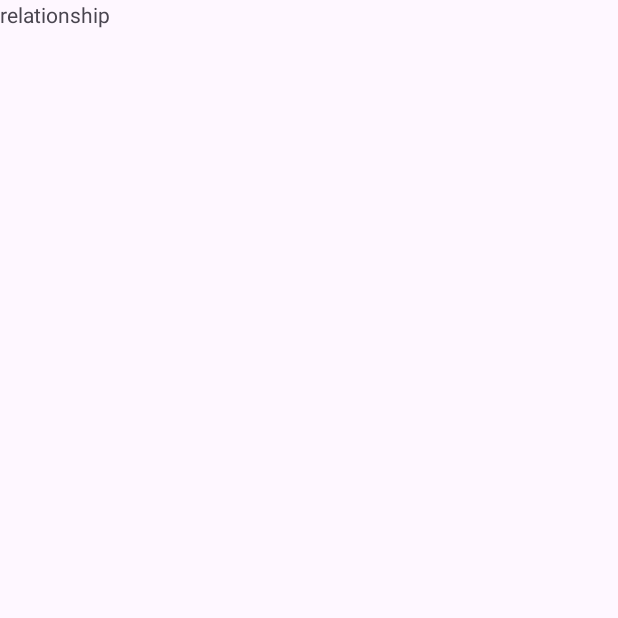
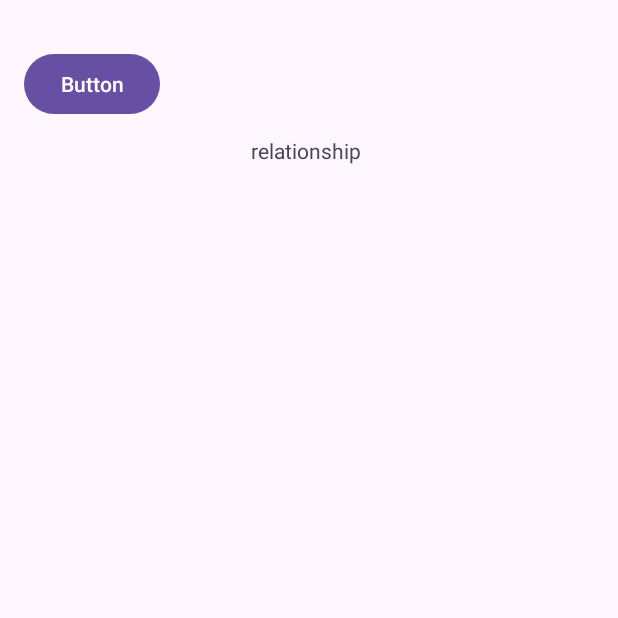
Before and after one commit to Archer001201/IAT359_FinalProject, an Android app: the PlaygroundActivity screen opened directly, with no data from a screen before it, on a phone screen of 412 x 824 dp, the top half of it. Before the commit the part shown is almost empty. Run offline under Robolectric (Android 15) with nearby library versions, the phone set to English and light mode, and no system bars.

Commit message:
check check 别一会被我玩没了

```diff
--- a/MilestoneMate/app/src/main/java/com/example/milestonemate/PlaygroundActivity.java
+++ b/MilestoneMate/app/src/main/java/com/example/milestonemate/PlaygroundActivity.java
@@ -5,10 +5,15 @@ import android.content.res.AssetManager;
 import android.graphics.Bitmap;
 import android.graphics.BitmapFactory;
 import android.os.Bundle;
+import android.view.View;
+import android.widget.ArrayAdapter;
+import android.widget.Button;
 import android.widget.ImageView;
+import android.widget.ListView;
 
 import androidx.annotation.Nullable;
 import androidx.appcompat.app.AppCompatActivity;
+import androidx.drawerlayout.widget.DrawerLayout;
 import androidx.recyclerview.widget.LinearLayoutManager;
 import androidx.recyclerview.widget.RecyclerView;
 
@@ -24,6 +29,10 @@ public class PlaygroundActivity extends AppCompatActivity {
     private RecyclerView giftRecyclerView;
     private RecyclerView.Adapter giftAdapter;
     private RecyclerView.LayoutManager giftLayoutManager;
+    private DrawerLayout drawerLayout;
+    private ListView drawerList;
+    private ArrayAdapter<String> drawerAdapter;
+    private Button button;
 
     @Override
     protected void onCreate(@Nullable Bundle savedInstanceState) {
@@ -32,40 +41,55 @@ public class PlaygroundActivity extends AppCompatActivity {
         db = new MyDatabase(this);
 
         characterImage = findViewById(R.id.characterImage);
+        drawerLayout = findViewById(R.id.drawer_layout);
+        drawerList = findViewById(R.id.left_drawer);
+        button = findViewById(R.id.button);
 
         SharedPreferences sharedPreferences = getSharedPreferences("UserPrefs", MODE_PRIVATE);
         uid = sharedPreferences.getString("uid", "0");
         characterList = db.getItemsByUidAndType(uid, Constants.CHARACTER);
         giftList = db.getItemsByUidAndType(uid, Constants.GIFT);
 
-        if (characterList.size() > 0){
+        setupCharacterImage();
+        setupDrawer();
+        displayGiftList();
+
+        button.setOnClickListener(new View.OnClickListener() {
+            @Override
+            public void onClick(View v) {
+                drawerLayout.openDrawer(drawerList);
+            }
+        });
+    }
+
+    private void setupCharacterImage() {
+        if (characterList.size() > 0) {
             String characterImagePath = db.getItemImageByName(characterList.get(0), Constants.ITEM_IMAGE_ONE);
-
             try {
-                // 获取AssetManager
                 AssetManager assetManager = getAssets();
-
-                // 从assets目录下打开图片文件流
                 InputStream is = assetManager.open(characterImagePath);
-
-                // 使用BitmapFactory从InputStream创建Bitmap
                 Bitmap bitmap = BitmapFactory.decodeStream(is);
-
-                // 设置Bitmap到ImageView
                 characterImage.setImageBitmap(bitmap);
-
-                // 关闭InputStream
                 is.close();
             } catch (IOException e) {
                 e.printStackTrace();
-                // 处理异常，可能是文件未找到等情况
             }
         }
-
-        DisplayGiftList();
     }
 
-    private void DisplayGiftList(){
+    private void setupDrawer() {
+        // 示例数据，替换为您自己的抽屉列表项
+        String[] drawerItems = new String[]{"Item 1", "Item 2", "Item 3"};
+        drawerAdapter = new ArrayAdapter<>(this, android.R.layout.simple_list_item_1, drawerItems);
+        drawerList.setAdapter(drawerAdapter);
+        // 为抽屉列表项设置点击监听器
+        drawerList.setOnItemClickListener((parent, view, position, id) -> {
+            // TODO: 在这里处理点击事件
+            drawerLayout.closeDrawer(drawerList);
+        });
+    }
+
+    private void displayGiftList() {
         List<GiftSlot> giftSlots = db.getGiftListByUid(uid);
         giftRecyclerView = findViewById(R.id.giftList);
         giftRecyclerView.setHasFixedSize(true);
--- a/MilestoneMate/app/src/main/res/layout/playground.xml
+++ b/MilestoneMate/app/src/main/res/layout/playground.xml
@@ -1,7 +1,13 @@
 <?xml version="1.0" encoding="utf-8"?>
-<androidx.constraintlayout.widget.ConstraintLayout xmlns:android="http://schemas.android.com/apk/res/android"
+<androidx.drawerlayout.widget.DrawerLayout xmlns:android="http://schemas.android.com/apk/res/android"
     xmlns:app="http://schemas.android.com/apk/res-auto"
     xmlns:tools="http://schemas.android.com/tools"
+    android:id="@+id/drawer_layout"
+    android:layout_width="match_parent"
+    android:layout_height="match_parent">
+
+    <!-- 主内容 -->
+    <androidx.constraintlayout.widget.ConstraintLayout
         android:layout_width="match_parent"
         android:layout_height="match_parent">
 
@@ -21,18 +27,44 @@
             android:id="@+id/relationship"
             android:layout_width="wrap_content"
             android:layout_height="wrap_content"
-        android:layout_marginBottom="36dp"
+            android:layout_marginStart="112dp"
+            android:layout_marginBottom="56dp"
             android:text="relationship"
-        app:layout_constraintBottom_toTopOf="@+id/imageView"
-        app:layout_constraintStart_toStartOf="@+id/imageView" />
+            app:layout_constraintBottom_toTopOf="@+id/characterImage"
+            app:layout_constraintStart_toStartOf="@+id/characterImage" />
 
         <androidx.recyclerview.widget.RecyclerView
             android:id="@+id/giftList"
-        android:layout_width="match_parent"
+            android:layout_width="0dp"
             android:layout_height="wrap_content"
             android:orientation="horizontal"
-        app:layout_constraintBottom_toBottomOf="parent"
+            app:layout_constraintStart_toStartOf="parent"
             app:layout_constraintEnd_toEndOf="parent"
+            app:layout_constraintBottom_toBottomOf="parent" />
+
+        <Button
+            android:id="@+id/button"
+            android:layout_width="wrap_content"
+            android:layout_height="wrap_content"
+            android:layout_marginStart="16dp"
+            android:layout_marginTop="32dp"
+            android:text="Button"
             app:layout_constraintStart_toStartOf="parent"
-        app:layout_constraintTop_toBottomOf="@+id/imageView" />
+            app:layout_constraintTop_toTopOf="parent" />
+
     </androidx.constraintlayout.widget.ConstraintLayout>
+
+    <!-- 抽屉视图 -->
+    <ListView
+        android:id="@+id/left_drawer"
+        android:layout_width="240dp"
+        android:layout_height="match_parent"
+        android:layout_gravity="start"
+        android:background="#FFF"
+        android:choiceMode="singleChoice"
+        android:divider="@android:color/transparent"
+        android:dividerHeight="0dp">
+        <!-- 抽屉列表内容将通过代码设置 -->
+    </ListView>
+
+</androidx.drawerlayout.widget.DrawerLayout>
```
Also changed, not shown: MilestoneMate/app/src/main/res/layout/usercharacter_slot.xml (added, +27 -0 lines). Lines whose indentation alone changed are shown as unchanged.
